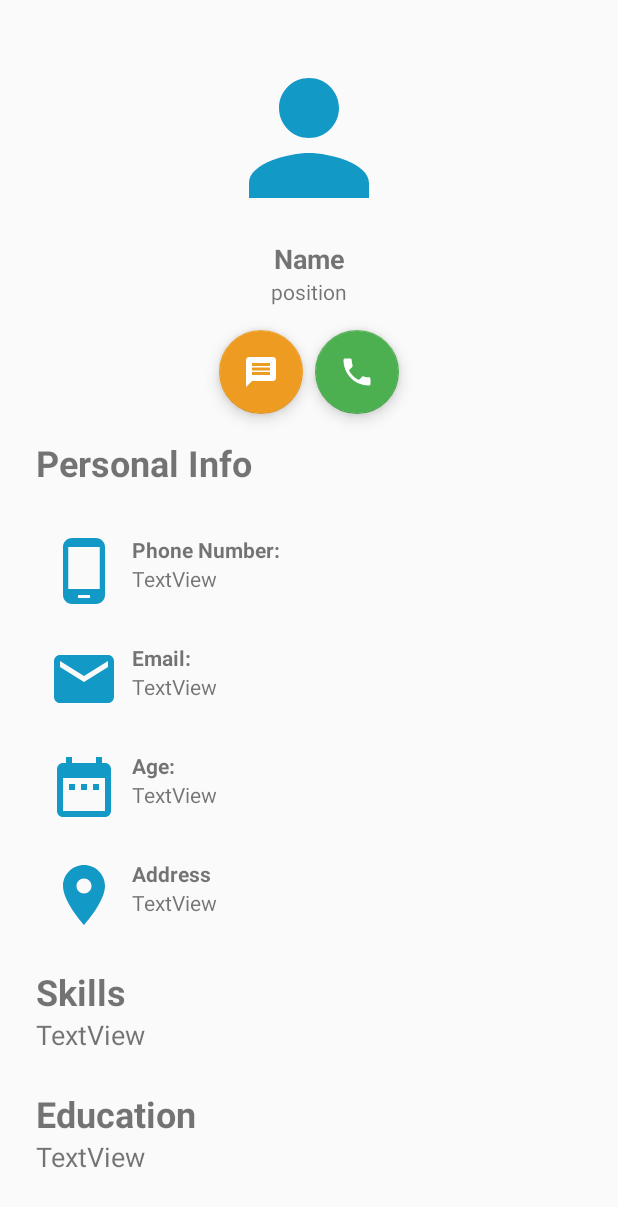
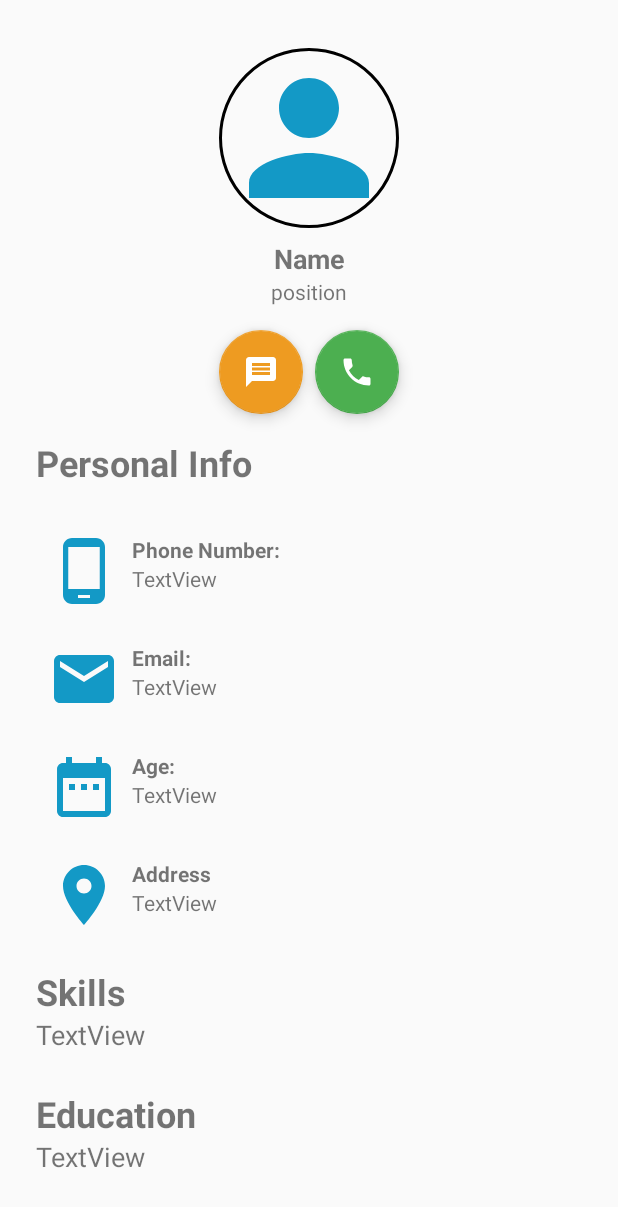
Before and after one commit to ETS-Android1/SmartHireApp, an Android app: the layout activity_employee_profile.xml on its own in the app's theme, with its tools: preview values and no code run, on a phone screen of 412 x 824 dp. Shown: the top 1207 px of the screen. Run offline under Robolectric (Android 15) with nearby library versions, the phone set to English and light mode, and no system bars.

```diff
--- a/app/src/main/res/layout/activity_employee_profile.xml
+++ b/app/src/main/res/layout/activity_employee_profile.xml
@@ -278,12 +278,17 @@
                     app:layout_constraintStart_toStartOf="@+id/textViewProfileName"
                     app:layout_constraintTop_toBottomOf="@+id/textViewProfileName" />
 
-                <ImageView
+                <de.hdodenhof.circleimageview.CircleImageView
                     android:id="@+id/imageViewEmployeeProfile"
-                    android:layout_width="wrap_content"
-                    android:layout_height="wrap_content"
+                    android:layout_width="120dp"
+                    android:layout_height="120dp"
                     android:layout_marginTop="32dp"
+                    android:adjustViewBounds="false"
+                    android:background="#00FFFFFF"
+                    app:civ_border_color="#FF000000"
+                    app:civ_border_width="2dp"
                     app:layout_constraintEnd_toEndOf="parent"
+                    app:layout_constraintHorizontal_bias="0.501"
                     app:layout_constraintStart_toStartOf="parent"
                     app:layout_constraintTop_toTopOf="parent"
                     app:srcCompat="@drawable/ic_person" />
```
